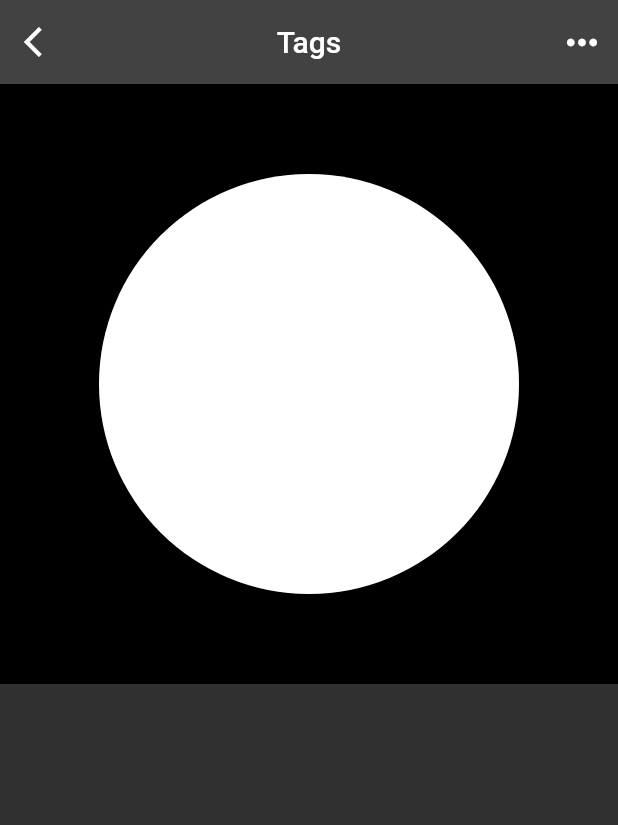
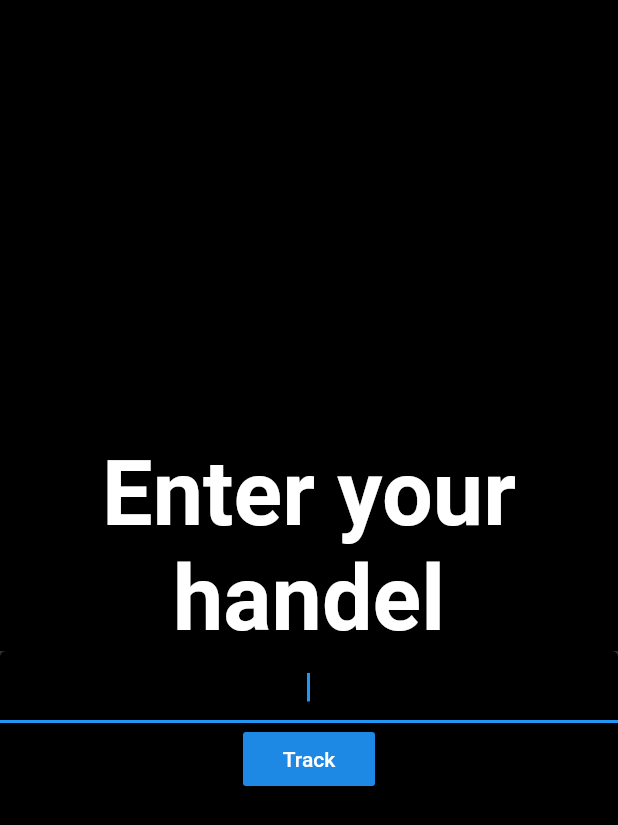
Before and after one commit to hashem78/CodeforcesTracker, a Flutter app: the screen it shows after launch, on a phone screen of 412 x 824 dp. Shown: the top 825 px of the screen. Run offline on Flutter 3.47's test engine with Material 2 defaults, Android fonts, the light colour scheme and no system bars; drawn by our look-alikes of fl_chart; missing offline and left inert: random_color.

Commit message:
Add  ability to change handel from main screen

```diff
--- a/lib/main.dart
+++ b/lib/main.dart
@@ -1,8 +1,7 @@
 import 'package:flutter/material.dart';
 import 'package:flutter/services.dart';
 import 'screens/tag_screen.dart';
-import 'constants.dart';
-
+import 'screens/main_screen.dart';
 import 'widgets/important_data.dart';
 import 'package:provider/provider.dart';
 
@@ -18,7 +17,7 @@ class MyApp extends StatelessWidget {
   @override
   Widget build(BuildContext context) {
     return ChangeNotifierProvider(
-      create: (context) => ImportantData(),
+      create: (context) => StackData(),
       child: MaterialApp(
         debugShowCheckedModeBanner: false,
         theme: ThemeData.dark().copyWith(
@@ -29,7 +28,8 @@ class MyApp extends StatelessWidget {
         ),
         initialRoute: "/",
         routes: {
-          "/": (context) => TagScreen(),
+          "/" :(context)=> MainScreen(),
+          "/tagScreen": (context) => TagScreen(),
         },
       ),
     );
--- /dev/null
+++ b/lib/screens/main_screen.dart
@@ -0,0 +1,99 @@
+import 'package:flutter/material.dart';
+import 'package:my_design/widgets/important_data.dart';
+import 'package:provider/provider.dart';
+import 'package:http/http.dart' as http;
+
+class MainScreen extends StatelessWidget {
+  final myController = TextEditingController();
+  final _formKey = GlobalKey<FormState>();
+  Future<bool> checkValidHandel(String handel) async {
+    String url = "https://codeforces.com/api/user.status?handle=${handel}";
+    http.Response response = await http.get(url);
+    if (response.statusCode != 200) {
+      return false;
+    }
+    return true;
+  }
+
+  @override
+  Widget build(BuildContext context) {
+    return SafeArea(
+      child: Scaffold(
+        backgroundColor: Colors.black,
+        body: Center(
+          child: SingleChildScrollView(
+            child: Column(
+              mainAxisAlignment: MainAxisAlignment.center,
+              children: <Widget>[
+                Text(
+                  "Enter your handel",
+                  textAlign: TextAlign.center,
+                  style: TextStyle(
+                    fontSize: 60,
+                    fontWeight: FontWeight.bold,
+                  ),
+                ),
+                Material(
+                  child: Form(
+                    key: _formKey,
+                    child: TextFormField(
+                      autofocus: true,
+                      textAlign: TextAlign.center,
+                      decoration: InputDecoration(
+                        fillColor: Colors.black,
+                        filled: true,
+                        enabledBorder: UnderlineInputBorder(
+                          borderSide: BorderSide(
+                            width: 3,
+                            color: Colors.blue,
+                          ),
+                        ),
+                      ),
+                      controller: myController,
+                    ),
+                  ),
+                ),
+                Builder(
+                  builder: (innerContext) => RaisedButton(
+                    child: Text("Track"),
+                    onPressed: () async {
+                      FocusScope.of(context).unfocus();
+                      bool valid = await checkValidHandel(myController.text);
+                      if (!valid) {
+                        Scaffold.of(innerContext).showSnackBar(
+                          SnackBar(
+                            backgroundColor: Colors.transparent,
+                            content: ListTile(
+                              leading: Icon(
+                                Icons.error,
+                              ),
+                              title: Text(
+                                "Error! handel does not exist",
+                                style: TextStyle(
+                                  color: Colors.red,
+                                ),
+                              ),
+                            ),
+                            duration: Duration(seconds: 3),
+                          ),
+                        );
+                      } else {
+                        Provider.of<StackData>(context, listen: false)
+                            .updateHandle(myController.text);
+                        Provider.of<StackData>(context, listen: false)
+                            .updateTagsFromCF();
+                        Provider.of<StackData>(context, listen: false)
+                            .updateTop10();
+                        Navigator.pushNamed(context, "/tagScreen");
+                      }
+                    },
+                  ),
+                ),
+              ],
+            ),
+          ),
+        ),
+      ),
+    );
+  }
+}
--- a/lib/screens/tag_screen.dart
+++ b/lib/screens/tag_screen.dart
@@ -5,22 +5,10 @@ import '../widgets/important_data.dart';
 import 'package:my_design/widgets/dark_beveled_card.dart';
 import 'package:my_design/widgets/tag_stack.dart';
 
-class ToggleableBool {
-  bool flag = false;
-  void toggle() {
-    flag = !flag;
-  }
-}
 
 class TagScreen extends StatelessWidget {
-  final ToggleableBool flag = ToggleableBool();
   @override
   Widget build(BuildContext context) {
-    if (!flag.flag) {
-      Provider.of<ImportantData>(context).updateTagsFromCF();
-      Provider.of<ImportantData>(context).updateTop10();
-      flag.toggle();
-    }
     return SafeArea(
       top: false,
       child: Scaffold(
@@ -35,7 +23,9 @@ class TagScreen extends StatelessWidget {
             icon: Icon(
               Icons.arrow_back_ios,
             ),
-            onPressed: () {},
+            onPressed: () {
+              Navigator.pop(context);
+            },
           ),
           actions: <Widget>[
             IconButton(
@@ -55,7 +45,7 @@ class TagScreen extends StatelessWidget {
               height: 400,
               color: Colors.black,
             ),
-            Consumer<ImportantData>(
+            Consumer<StackData>(
               builder: (context, data, child) {
                 return Expanded(
                   child: Scrollbar(
--- a/lib/widgets/important_data.dart
+++ b/lib/widgets/important_data.dart
@@ -2,7 +2,6 @@ import 'dart:convert';
 import 'package:flutter/material.dart';
 import 'package:http/http.dart' as http;
 import 'package:my_design/constants.dart';
-import 'package:provider/provider.dart';
 import 'package:random_color/random_color.dart';
 
 class ColorTag {
@@ -11,14 +10,25 @@ class ColorTag {
   ColorTag({this.color, this.reps});
 }
 
-class ImportantData with ChangeNotifier {
+class ChangableString {
+  String data = "";
+  void chageTo(String data) {
+    this.data = data;
+  }
+}
+
+class StackData with ChangeNotifier {
   final Map<String, ColorTag> tags = {};
   final Map<String, List<String>> top10 = {};
+  final ChangableString handel = ChangableString();
 
+  void updateHandle(String newHandel) {
+    handel.chageTo(newHandel);
+  }
   void updateTop10() async {
     Map<String, List<String>> top10 = {};
     Set<String> problemNames = {};
-    String url = "https://codeforces.com/api/user.status?handle=TLE";
+    String url = "https://codeforces.com/api/user.status?handle=${handel.data}";
     http.Response response = await http.get(url);
     Map<String, dynamic> results = json.decode(response.body);
 
@@ -34,7 +44,7 @@ class ImportantData with ChangeNotifier {
             top10[submissionName].add(tag);
           }
         }
-      }else{
+      } else {
         break;
       }
     }
@@ -48,7 +58,7 @@ class ImportantData with ChangeNotifier {
     Set<String> problemNames = {};
     final Map<String, ColorTag> tags = {};
 
-    String url = "https://codeforces.com/api/user.status?handle=TLE";
+    String url = "https://codeforces.com/api/user.status?handle=${handel.data}";
     http.Response response = await http.get(url);
     Map<String, dynamic> results = json.decode(response.body);
 
```
Also changed, not shown: lib/widgets/circular_list_view.dart (+7 -23 lines), lib/widgets/tag_stack.dart (+26 -7 lines).
